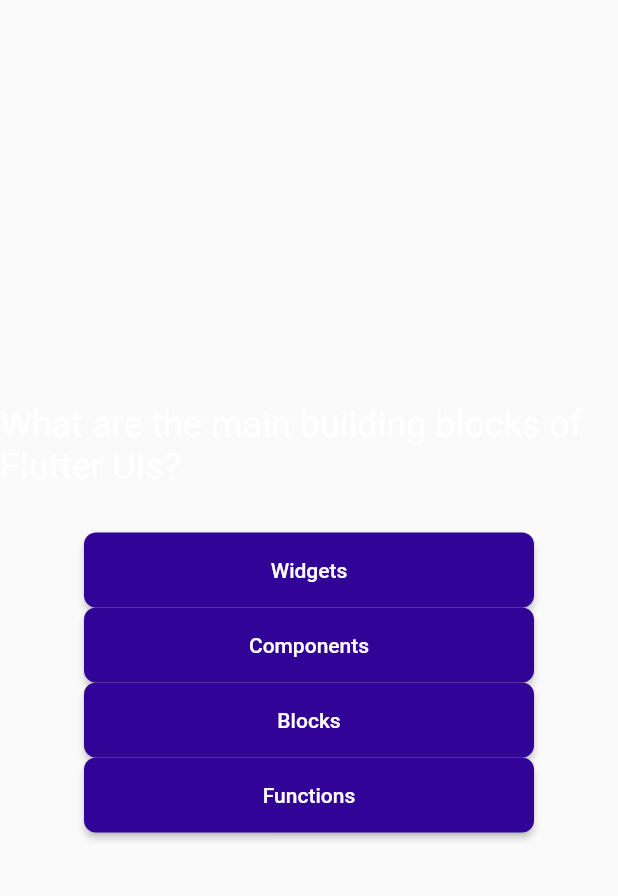
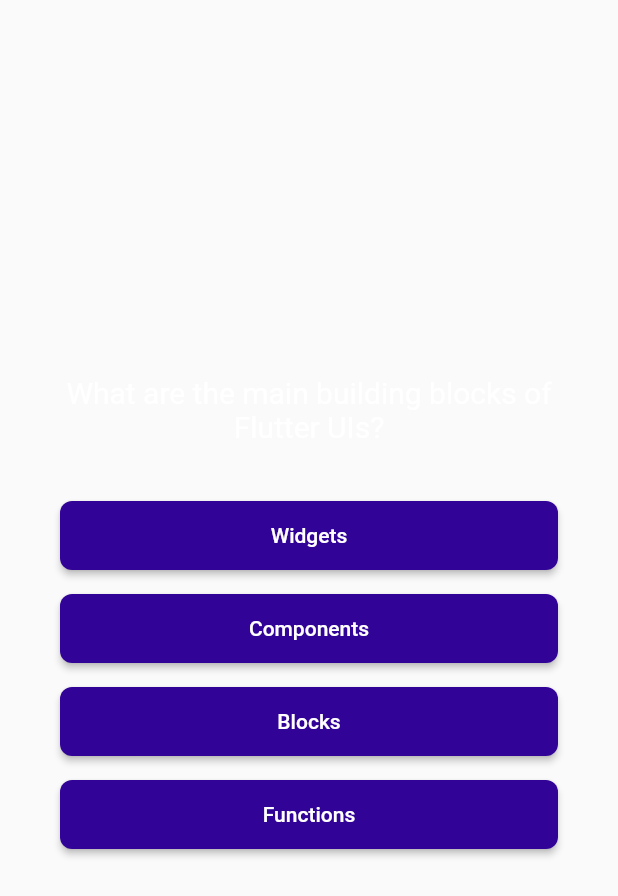
Before and after one commit to tharuAnish/Flutter-Quiz, a Flutter app: the QuestionsScreen widget shown alone on an empty page, opened directly, on a phone screen of 412 x 824 dp. Shown: the top 896 px of the screen. Run offline on Flutter 3.47's test engine with Material 2 defaults, Android fonts, the phone set to English and light mode, and no system bars.

Commit message:
alaignment, margin and padding implemented

```diff
--- a/lib/answer_button.dart
+++ b/lib/answer_button.dart
@@ -18,7 +18,7 @@ class AnswerButton extends StatelessWidget {
             padding: const EdgeInsets.symmetric(vertical: 15, horizontal: 40),
             backgroundColor: const Color.fromARGB(255, 50, 3, 151),
             foregroundColor: Colors.white,
-            minimumSize: const Size(300, 50),
+            // minimumSize: const Size(300, 50),
             shape: RoundedRectangleBorder(
               borderRadius: BorderRadius.circular(8),
             )),
--- a/lib/questions_screen.dart
+++ b/lib/questions_screen.dart
@@ -18,22 +18,30 @@ class _QuestionsScreenState extends State<QuestionsScreen> {
 
     return SizedBox(
       width: double.infinity,
+      child: Container(
+        margin: const EdgeInsets.symmetric(vertical: 20, horizontal: 40),
         child: Column(
           mainAxisAlignment: MainAxisAlignment.center,
+          crossAxisAlignment: CrossAxisAlignment.stretch,
           children: [
             Text(
               currentQuestion.text,
-            style: const TextStyle(fontSize: 24, color: Colors.white),
+              style: const TextStyle(fontSize: 20, color: Colors.white),
+              textAlign: TextAlign.center,
             ),
             const SizedBox(height: 30),
             ...currentQuestion.answers.map((answer) {
-            return AnswerButton(
+              return Container(
+                margin: const EdgeInsets.symmetric(vertical: 7, horizontal: 0),
+                child: AnswerButton(
                   onTap: () {},
                   answerText: answer,
+                ),
               );
             })
           ],
         ),
+      ),
     );
   }
 }
--- a/lib/quiz.dart
+++ b/lib/quiz.dart
@@ -1,5 +1,4 @@
 import 'package:flutter/material.dart';
-
 import 'package:quiz/start_screen.dart';
 import 'package:quiz/questions_screen.dart';
 
--- a/lib/start_screen.dart
+++ b/lib/start_screen.dart
@@ -25,7 +25,7 @@ class StartScreen extends StatelessWidget {
           // ),
           const SizedBox(height: 80),
           const Text(
-            'Learn Flutter the fun way!',
+            'Let\'s Begin the Quiz',
             style: TextStyle(
               color: Color.fromARGB(255, 237, 223, 252),
               fontSize: 24,
@@ -39,7 +39,7 @@ class StartScreen extends StatelessWidget {
               backgroundColor: const Color.fromARGB(255, 50, 3, 151),
             ),
             icon: const Icon(Icons.arrow_right_alt),
-            label: const Text('Start Quiz'),
+            label: const Text('Start       '),
           )
         ],
       ),
```
Lines whose indentation alone changed are shown as unchanged.
